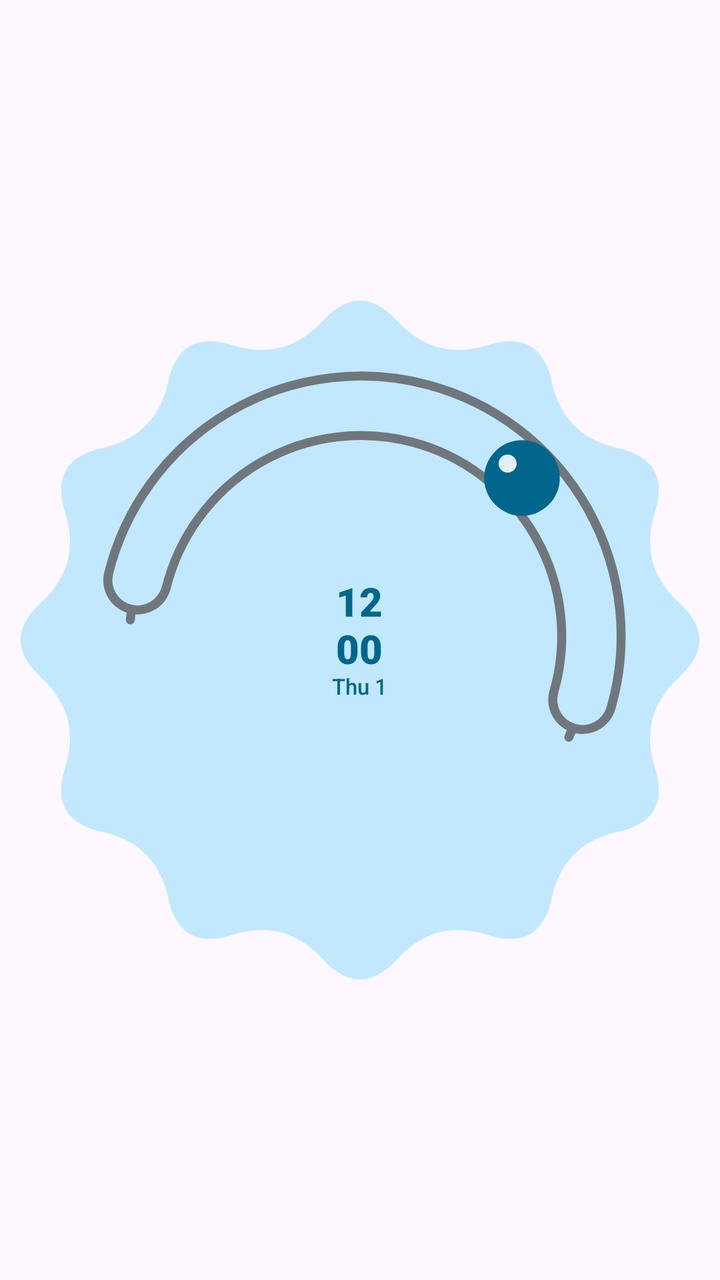
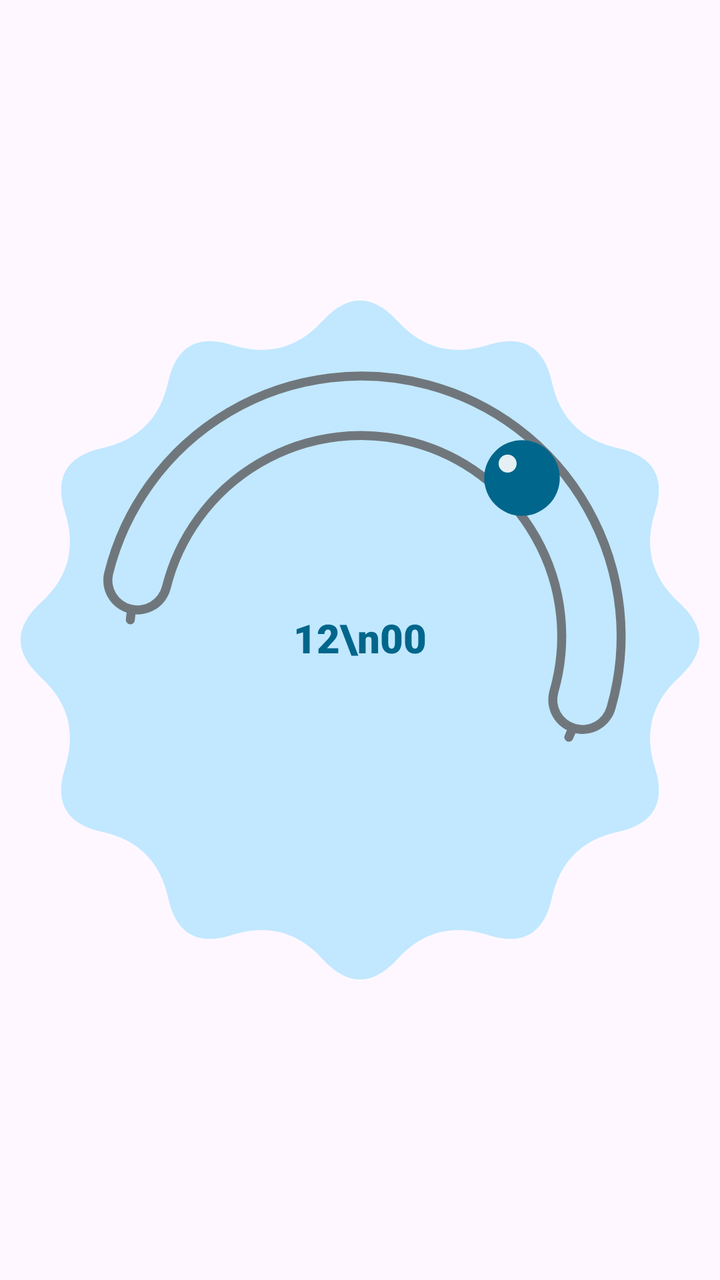

Two renders of the same Android screen: before a commit and after it. Below are the layout's source before the change and the commit's diff.
<!-- AndroidManifest.xml: application theme Theme.Sundial -->
<!-- res/layout/widget_sundial_stacked.xml -->
<?xml version="1.0" encoding="utf-8"?>
<FrameLayout xmlns:android="http://schemas.android.com/apk/res/android"
    android:id="@+id/widget_root"
    android:layout_width="match_parent"
    android:layout_height="match_parent">

    <ImageView
        android:id="@+id/widget_dial"
        android:layout_width="match_parent"
        android:layout_height="match_parent"
        android:importantForAccessibility="no"
        android:scaleType="fitCenter"
        android:src="@drawable/widget_preview" />

    <LinearLayout
        android:id="@+id/widget_text_block"
        android:layout_width="wrap_content"
        android:layout_height="wrap_content"
        android:layout_gravity="center"
        android:gravity="center_horizontal"
        android:orientation="vertical">

        <TextClock
            android:id="@+id/hour_modern_regular"
            android:layout_width="wrap_content"
            android:layout_height="wrap_content"
            android:fontFamily="sans-serif"
            android:format12Hour="h"
            android:format24Hour="HH"
            android:includeFontPadding="false"
            android:textColor="@color/widget_on_surface"
            android:textSize="@dimen/widget_time_text_size"
            android:visibility="gone" />
        <TextClock
            android:id="@+id/hour_modern_bold"
            android:layout_width="wrap_content"
            android:layout_height="wrap_content"
            android:fontFamily="sans-serif-black"
            android:format12Hour="h"
            android:format24Hour="HH"
            android:includeFontPadding="false"
            android:textColor="@color/widget_on_surface"
            android:textSize="@dimen/widget_time_text_size" />
        <TextClock
            android:id="@+id/hour_classic_regular"
            android:layout_width="wrap_content"
            android:layout_height="wrap_content"
            android:fontFamily="serif"
            android:format12Hour="h"
            android:format24Hour="HH"
            android:includeFontPadding="false"
            android:textColor="@color/widget_on_surface"
            android:textSize="@dimen/widget_time_text_size"
            android:visibility="gone" />
        <TextClock
            android:id="@+id/hour_classic_bold"
            android:layout_width="wrap_content"
            android:layout_height="wrap_content"
            android:fontFamily="serif"
            android:textStyle="bold"
            android:format12Hour="h"
            android:format24Hour="HH"
            android:includeFontPadding="false"
            android:textColor="@color/widget_on_surface"
            android:textSize="@dimen/widget_time_text_size"
            android:visibility="gone" />

        <TextClock
            android:id="@+id/minute_modern_regular"
            android:layout_width="wrap_content"
            android:layout_height="wrap_content"
            android:fontFamily="sans-serif"
            android:format12Hour="mm"
            android:format24Hour="mm"
            android:includeFontPadding="false"
            android:textColor="@color/widget_on_surface"
            android:textSize="@dimen/widget_time_text_size"
            android:visibility="gone" />
        <TextClock
            android:id="@+id/minute_modern_bold"
            android:layout_width="wrap_content"
            android:layout_height="wrap_content"
            android:fontFamily="sans-serif-black"
            android:format12Hour="mm"
            android:format24Hour="mm"
            android:includeFontPadding="false"
            android:textColor="@color/widget_on_surface"
            android:textSize="@dimen/widget_time_text_size" />
        <TextClock
            android:id="@+id/minute_classic_regular"
            android:layout_width="wrap_content"
            android:layout_height="wrap_content"
            android:fontFamily="serif"
            android:format12Hour="mm"
            android:format24Hour="mm"
            android:includeFontPadding="false"
            android:textColor="@color/widget_on_surface"
            android:textSize="@dimen/widget_time_text_size"
            android:visibility="gone" />
        <TextClock
            android:id="@+id/minute_classic_bold"
            android:layout_width="wrap_content"
            android:layout_height="wrap_content"
            android:fontFamily="serif"
            android:textStyle="bold"
            android:format12Hour="mm"
            android:format24Hour="mm"
            android:includeFontPadding="false"
            android:textColor="@color/widget_on_surface"
            android:textSize="@dimen/widget_time_text_size"
            android:visibility="gone" />

        <TextClock
            android:id="@+id/widget_date"
            android:layout_width="wrap_content"
            android:layout_height="wrap_content"
            android:fontFamily="sans-serif-medium"
            android:format12Hour="EEE d"
            android:format24Hour="EEE d"
            android:includeFontPadding="false"
            android:textColor="@color/widget_on_surface_variant"
            android:textSize="@dimen/widget_date_text_size" />
    </LinearLayout>

</FrameLayout>
<!-- resources referenced by this layout -->
<resources>
  <color name="widget_on_surface">@android:color/system_accent1_600</color>
  <color name="widget_on_surface_variant">@android:color/system_accent1_600</color>
  <dimen name="widget_date_text_size">11sp</dimen>
  <dimen name="widget_time_text_size">20sp</dimen>
  <!-- drawable widget_preview: vector/xml drawable (drawable, 2252 chars, omitted) -->
  <style name="Theme.Sundial" parent="Theme.Material3.DayNight.NoActionBar" />
</resources>

<!-- the commit's change to res/layout/widget_sundial_stacked.xml (unified diff, before → after) -->
@@ -21,105 +21,58 @@
         android:orientation="vertical">
 
         <TextClock
-            android:id="@+id/hour_modern_regular"
+            android:id="@+id/stack_modern_regular"
             android:layout_width="wrap_content"
             android:layout_height="wrap_content"
             android:fontFamily="sans-serif"
-            android:format12Hour="h"
-            android:format24Hour="HH"
+            android:format12Hour="h\nmm"
+            android:format24Hour="HH\nmm"
+            android:gravity="center"
             android:includeFontPadding="false"
+            android:lineSpacingMultiplier="0.76"
             android:textColor="@color/widget_on_surface"
             android:textSize="@dimen/widget_time_text_size"
             android:visibility="gone" />
         <TextClock
-            android:id="@+id/hour_modern_bold"
+            android:id="@+id/stack_modern_bold"
             android:layout_width="wrap_content"
             android:layout_height="wrap_content"
             android:fontFamily="sans-serif-black"
-            android:format12Hour="h"
-            android:format24Hour="HH"
+            android:format12Hour="h\nmm"
+            android:format24Hour="HH\nmm"
+            android:gravity="center"
             android:includeFontPadding="false"
+            android:lineSpacingMultiplier="0.76"
             android:textColor="@color/widget_on_surface"
             android:textSize="@dimen/widget_time_text_size" />
         <TextClock
-            android:id="@+id/hour_classic_regular"
+            android:id="@+id/stack_classic_regular"
             android:layout_width="wrap_content"
             android:layout_height="wrap_content"
             android:fontFamily="serif"
-            android:format12Hour="h"
-            android:format24Hour="HH"
+            android:format12Hour="h\nmm"
+            android:format24Hour="HH\nmm"
+            android:gravity="center"
             android:includeFontPadding="false"
+            android:lineSpacingMultiplier="0.76"
             android:textColor="@color/widget_on_surface"
             android:textSize="@dimen/widget_time_text_size"
             android:visibility="gone" />
         <TextClock
-            android:id="@+id/hour_classic_bold"
+            android:id="@+id/stack_classic_bold"
             android:layout_width="wrap_content"
             android:layout_height="wrap_content"
             android:fontFamily="serif"
             android:textStyle="bold"
-            android:format12Hour="h"
-            android:format24Hour="HH"
+            android:format12Hour="h\nmm"
+            android:format24Hour="HH\nmm"
+            android:gravity="center"
             android:includeFontPadding="false"
+            android:lineSpacingMultiplier="0.76"
             android:textColor="@color/widget_on_surface"
             android:textSize="@dimen/widget_time_text_size"
             android:visibility="gone" />
 
-        <TextClock
-            android:id="@+id/minute_modern_regular"
-            android:layout_width="wrap_content"
-            android:layout_height="wrap_content"
-            android:fontFamily="sans-serif"
-            android:format12Hour="mm"
-            android:format24Hour="mm"
-            android:includeFontPadding="false"
-            android:textColor="@color/widget_on_surface"
-            android:textSize="@dimen/widget_time_text_size"
-            android:visibility="gone" />
-        <TextClock
-            android:id="@+id/minute_modern_bold"
-            android:layout_width="wrap_content"
-            android:layout_height="wrap_content"
-            android:fontFamily="sans-serif-black"
-            android:format12Hour="mm"
-            android:format24Hour="mm"
-            android:includeFontPadding="false"
-            android:textColor="@color/widget_on_surface"
-            android:textSize="@dimen/widget_time_text_size" />
-        <TextClock
-            android:id="@+id/minute_classic_regular"
-            android:layout_width="wrap_content"
-            android:layout_height="wrap_content"
-            android:fontFamily="serif"
-            android:format12Hour="mm"
-            android:format24Hour="mm"
-            android:includeFontPadding="false"
-            android:textColor="@color/widget_on_surface"
-            android:textSize="@dimen/widget_time_text_size"
-            android:visibility="gone" />
-        <TextClock
-            android:id="@+id/minute_classic_bold"
-            android:layout_width="wrap_content"
-            android:layout_height="wrap_content"
-            android:fontFamily="serif"
-            android:textStyle="bold"
-            android:format12Hour="mm"
-            android:format24Hour="mm"
-            android:includeFontPadding="false"
-            android:textColor="@color/widget_on_surface"
-            android:textSize="@dimen/widget_time_text_size"
-            android:visibility="gone" />
-
-        <TextClock
-            android:id="@+id/widget_date"
-            android:layout_width="wrap_content"
-            android:layout_height="wrap_content"
-            android:fontFamily="sans-serif-medium"
-            android:format12Hour="EEE d"
-            android:format24Hour="EEE d"
-            android:includeFontPadding="false"
-            android:textColor="@color/widget_on_surface_variant"
-            android:textSize="@dimen/widget_date_text_size" />
     </LinearLayout>
 
 </FrameLayout>
<!-- resource entries referenced after the edit -->
@@ -1,8 +1,6 @@
 <!-- resources referenced by this layout -->
 <resources>
   <color name="widget_on_surface">@android:color/system_accent1_600</color>
-  <color name="widget_on_surface_variant">@android:color/system_accent1_600</color>
-  <dimen name="widget_date_text_size">11sp</dimen>
   <dimen name="widget_time_text_size">20sp</dimen>
   <!-- drawable widget_preview: vector/xml drawable (drawable, 2252 chars, omitted) -->
   <style name="Theme.Sundial" parent="Theme.Material3.DayNight.NoActionBar" />
